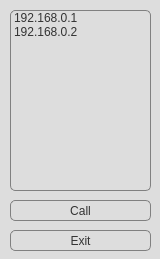
Above: mainwindow.ui from projedi/videochat before the change. Below: the same form after it.
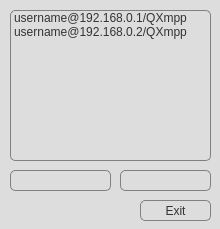
That is the form after the change. Icons and pictures are not drawn.

The edit to the form file:
```diff
--- a/mainwindow.ui
+++ b/mainwindow.ui
@@ -6,10 +6,16 @@
    <rect>
     <x>0</x>
     <y>0</y>
-    <width>160</width>
-    <height>259</height>
+    <width>220</width>
+    <height>229</height>
    </rect>
   </property>
+  <property name="sizePolicy">
+   <sizepolicy hsizetype="Fixed" vsizetype="Fixed">
+    <horstretch>0</horstretch>
+    <verstretch>0</verstretch>
+   </sizepolicy>
+  </property>
   <property name="windowTitle">
    <string>VideochatMainWindow</string>
   </property>
@@ -83,15 +89,25 @@
 background: qradialgradient(cx: 0.4, cy: -0.1,
 fx: 0.4, fy: -0.1,
 radius: 1.35, stop: 0 #fff, stop: 1 #ccc);
+}
+
+QPushButton:disabled {
+color: #ddd;
+background: qlineargradient(x1: 0, y1: 0, x2: 0, y2: 1,
+                                  stop: 0 #D1D1D1, stop: 0.4 #CDCDCD,
+                                  stop: 0.5 #C8C8C8, stop: 1.0 #C3C3C3);
 }</string>
   </property>
   <widget class="QWidget" name="centralWidget">
    <widget class="QPushButton" name="buttonCall">
+    <property name="enabled">
+     <bool>false</bool>
+    </property>
     <property name="geometry">
      <rect>
       <x>10</x>
-      <y>200</y>
-      <width>141</width>
+      <y>170</y>
+      <width>101</width>
       <height>21</height>
      </rect>
     </property>
@@ -109,6 +125,13 @@
 radius: 1.35, stop: 0 #0f0, stop: 1 #0b0);
 }
 
+QPushButton:disabled {
+color: #ddd;
+background: qlineargradient(x1: 0, y1: 0, x2: 0, y2: 1,
+                                  stop: 0 #D1D1D1, stop: 0.4 #CDCDCD,
+                                  stop: 0.5 #C8C8C8, stop: 1.0 #C3C3C3);
+}
+
 QPushButton:pressed {
 background: qradialgradient(cx: 0.4, cy: -0.1,
 fx: 0.4, fy: -0.1,
@@ -124,27 +147,27 @@
      <rect>
       <x>10</x>
       <y>10</y>
-      <width>141</width>
-      <height>181</height>
+      <width>201</width>
+      <height>151</height>
      </rect>
     </property>
     <item>
      <property name="text">
-      <string>192.168.0.1</string>
+      <string>username@192.168.0.1/QXmpp</string>
      </property>
     </item>
     <item>
      <property name="text">
-      <string>192.168.0.2</string>
+      <string>username@192.168.0.2/QXmpp</string>
      </property>
     </item>
    </widget>
    <widget class="QPushButton" name="buttonExit">
     <property name="geometry">
      <rect>
-      <x>10</x>
-      <y>230</y>
-      <width>141</width>
+      <x>140</x>
+      <y>200</y>
+      <width>71</width>
       <height>21</height>
      </rect>
     </property>
@@ -152,6 +175,22 @@
      <string>Exit</string>
     </property>
    </widget>
+   <widget class="QPushButton" name="buttonSendFile">
+    <property name="enabled">
+     <bool>false</bool>
+    </property>
+    <property name="geometry">
+     <rect>
+      <x>120</x>
+      <y>170</y>
+      <width>91</width>
+      <height>21</height>
+     </rect>
+    </property>
+    <property name="text">
+     <string>Send file</string>
+    </property>
+   </widget>
   </widget>
  </widget>
  <layoutdefault spacing="6" margin="11"/>
```
